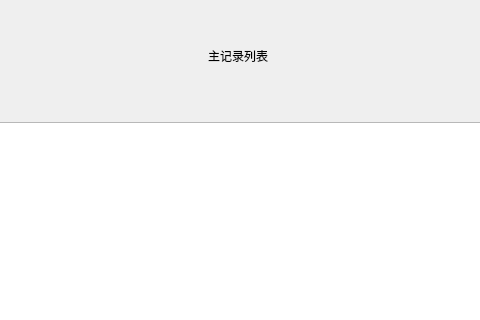
Old version of the form hstorylist.ui in the repository aiyongye/-; both pictures show x 162 to 642 and y 0 to 320 of the 800 by 600 pixel window.
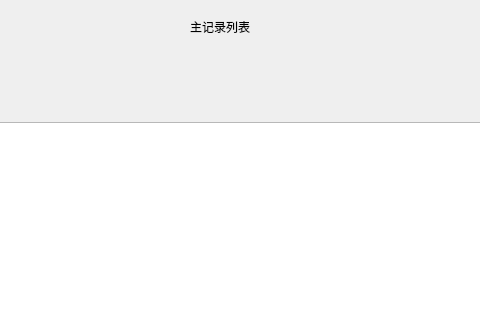
New version of the form.

Commit message: 界面优化

```diff
--- a/hstorylist.ui
+++ b/hstorylist.ui
@@ -25,9 +25,15 @@
         <property name="styleSheet">
          <string notr="true">font: 20pt &quot;Arial&quot;;</string>
         </property>
-        <layout class="QVBoxLayout" name="verticalLayout_3">
-         <item alignment="Qt::AlignHCenter">
           <widget class="QLabel" name="label_4">
+         <property name="geometry">
+          <rect>
+           <x>343</x>
+           <y>6</y>
+           <width>100</width>
+           <height>23</height>
+          </rect>
+         </property>
            <property name="text">
             <string>主记录列表</string>
            </property>
@@ -35,8 +41,6 @@
             <string>h3</string>
            </property>
           </widget>
-         </item>
-        </layout>
        </widget>
       </item>
       <item>
```
Lines whose indentation alone changed are shown as unchanged. The commit also changes 1 other file.
